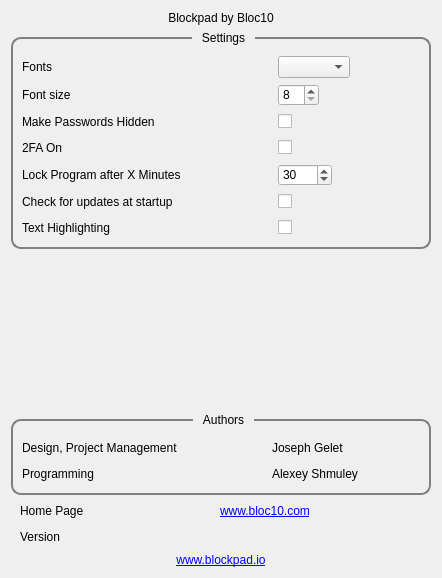
Old version of the form settingswgt.ui in the repository Bloc10FinTech/blockpad.
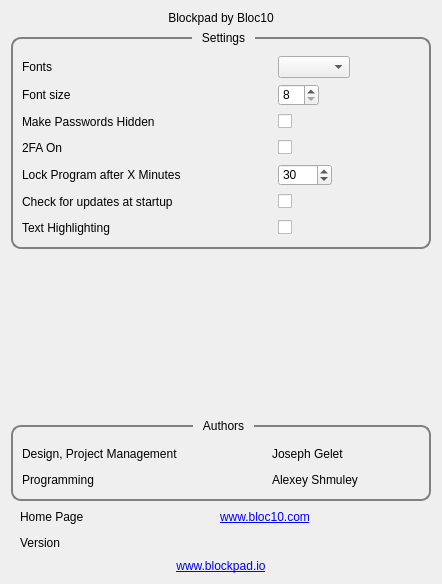
New version of the form.

The edit to the form file:
```diff
--- a/settingswgt.ui
+++ b/settingswgt.ui
@@ -7,7 +7,7 @@
     <x>0</x>
     <y>0</y>
     <width>442</width>
-    <height>578</height>
+    <height>584</height>
    </rect>
   </property>
   <property name="windowTitle">
```
